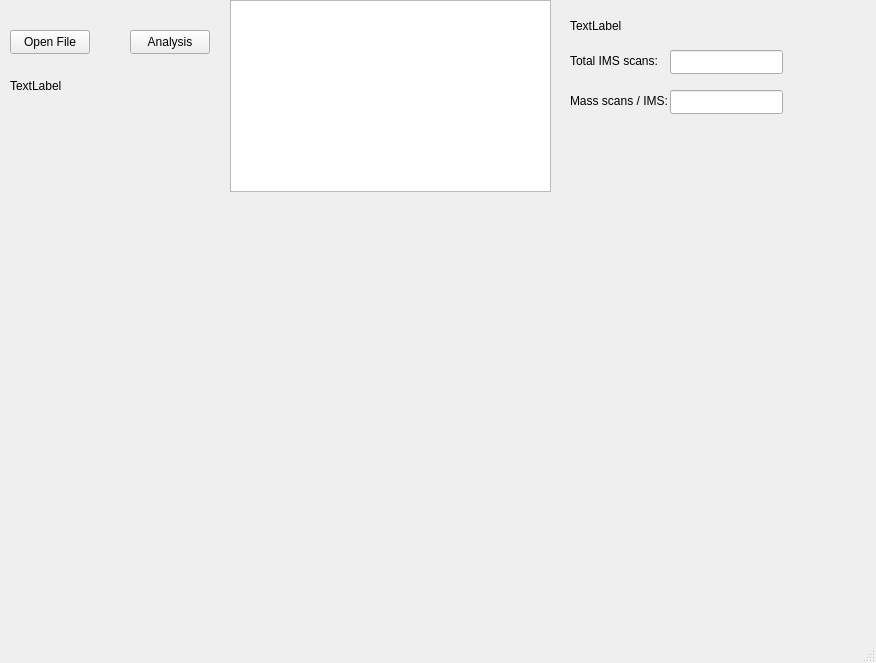
Before: the Qt Designer form mainwindow.ui in MOBILionSystems/thermoProcess, drawn with Qt 5.
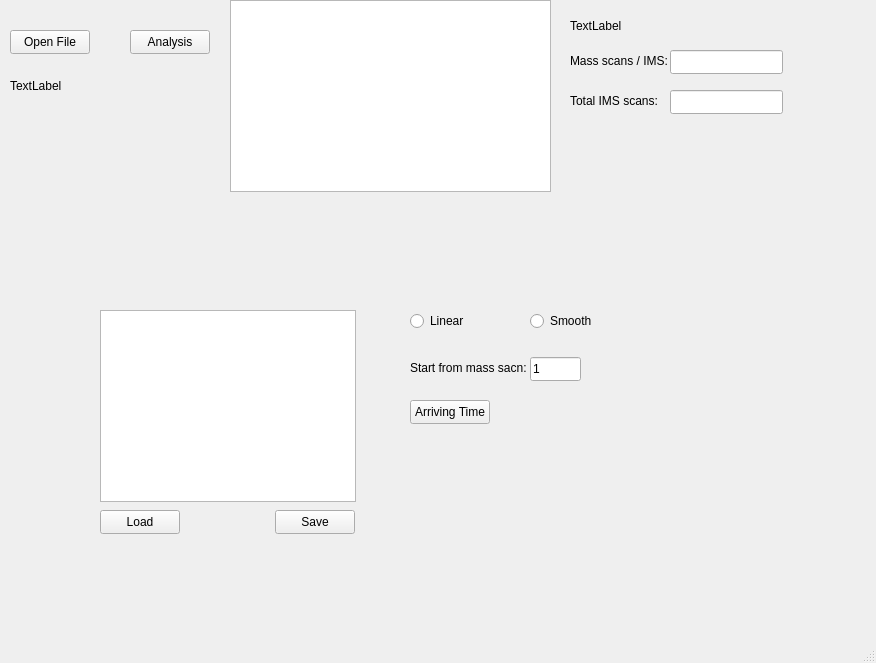
After: the same form once the commit is applied.

Commit message: added plot function

Patch:
```diff
--- a/mainwindow.ui
+++ b/mainwindow.ui
@@ -67,7 +67,7 @@
     <property name="geometry">
      <rect>
       <x>570</x>
-      <y>50</y>
+      <y>90</y>
       <width>91</width>
       <height>21</height>
      </rect>
@@ -80,7 +80,7 @@
     <property name="geometry">
      <rect>
       <x>570</x>
-      <y>90</y>
+      <y>50</y>
       <width>101</width>
       <height>21</height>
      </rect>
@@ -93,7 +93,7 @@
     <property name="geometry">
      <rect>
       <x>670</x>
-      <y>50</y>
+      <y>90</y>
       <width>113</width>
       <height>24</height>
      </rect>
@@ -103,7 +103,7 @@
     <property name="geometry">
      <rect>
       <x>670</x>
-      <y>90</y>
+      <y>50</y>
       <width>113</width>
       <height>24</height>
      </rect>
@@ -122,6 +122,107 @@
      <string>TextLabel</string>
     </property>
    </widget>
+   <widget class="QPushButton" name="arrivingPlotButton">
+    <property name="geometry">
+     <rect>
+      <x>410</x>
+      <y>400</y>
+      <width>80</width>
+      <height>24</height>
+     </rect>
+    </property>
+    <property name="text">
+     <string>Arriving Time</string>
+    </property>
+   </widget>
+   <widget class="QRadioButton" name="linearRadioButton">
+    <property name="geometry">
+     <rect>
+      <x>410</x>
+      <y>310</y>
+      <width>91</width>
+      <height>22</height>
+     </rect>
+    </property>
+    <property name="text">
+     <string>Linear</string>
+    </property>
+   </widget>
+   <widget class="QRadioButton" name="smoothRadioButton">
+    <property name="geometry">
+     <rect>
+      <x>530</x>
+      <y>310</y>
+      <width>91</width>
+      <height>22</height>
+     </rect>
+    </property>
+    <property name="text">
+     <string>Smooth</string>
+    </property>
+   </widget>
+   <widget class="QListWidget" name="intertestedMasslistWidget">
+    <property name="geometry">
+     <rect>
+      <x>100</x>
+      <y>310</y>
+      <width>256</width>
+      <height>192</height>
+     </rect>
+    </property>
+   </widget>
+   <widget class="QLabel" name="label_3">
+    <property name="geometry">
+     <rect>
+      <x>410</x>
+      <y>360</y>
+      <width>121</width>
+      <height>16</height>
+     </rect>
+    </property>
+    <property name="text">
+     <string>Start from mass sacn:</string>
+    </property>
+   </widget>
+   <widget class="QLineEdit" name="startMassEdit">
+    <property name="geometry">
+     <rect>
+      <x>530</x>
+      <y>357</y>
+      <width>51</width>
+      <height>24</height>
+     </rect>
+    </property>
+    <property name="text">
+     <string>1</string>
+    </property>
+   </widget>
+   <widget class="QPushButton" name="loadInterestedMassButton">
+    <property name="geometry">
+     <rect>
+      <x>100</x>
+      <y>510</y>
+      <width>80</width>
+      <height>24</height>
+     </rect>
+    </property>
+    <property name="text">
+     <string>Load</string>
+    </property>
+   </widget>
+   <widget class="QPushButton" name="saveInterestedMassButton">
+    <property name="geometry">
+     <rect>
+      <x>275</x>
+      <y>510</y>
+      <width>80</width>
+      <height>24</height>
+     </rect>
+    </property>
+    <property name="text">
+     <string>Save</string>
+    </property>
+   </widget>
   </widget>
   <widget class="QMenuBar" name="menubar">
    <property name="geometry">
```
The commit also changes 8 other files.
